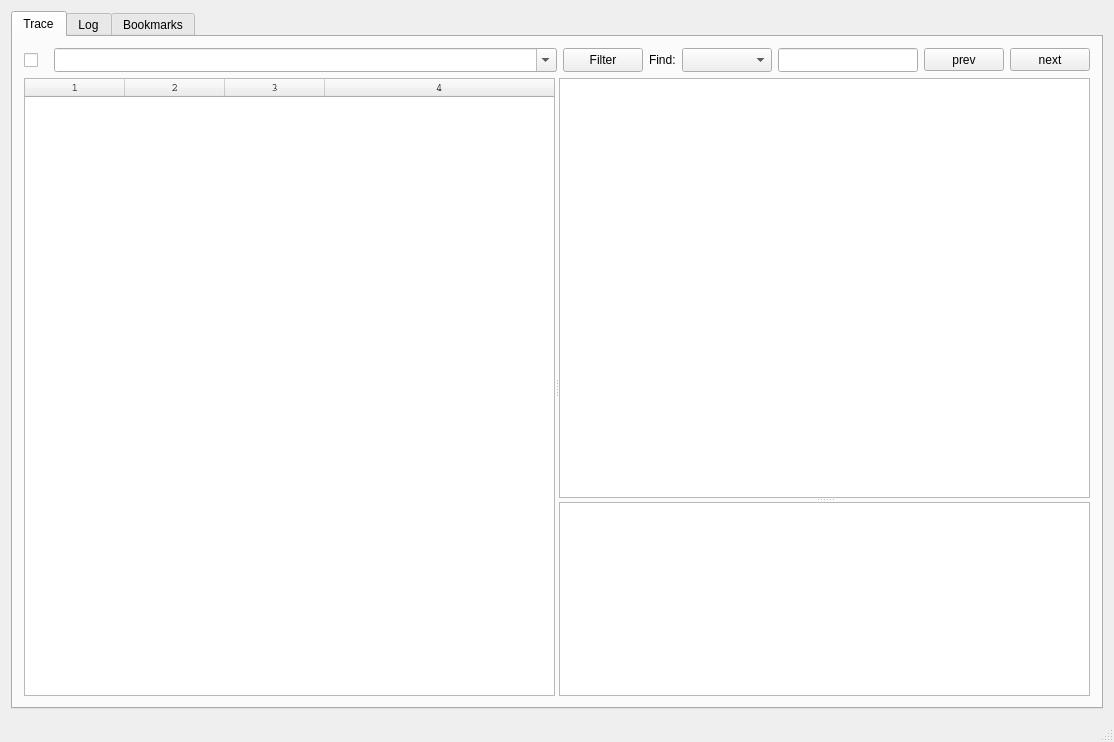
This is gui/mainwindow.ui in teemu-l/execution-trace-viewer as Qt 5 draws it before an edit. The edited form follows.
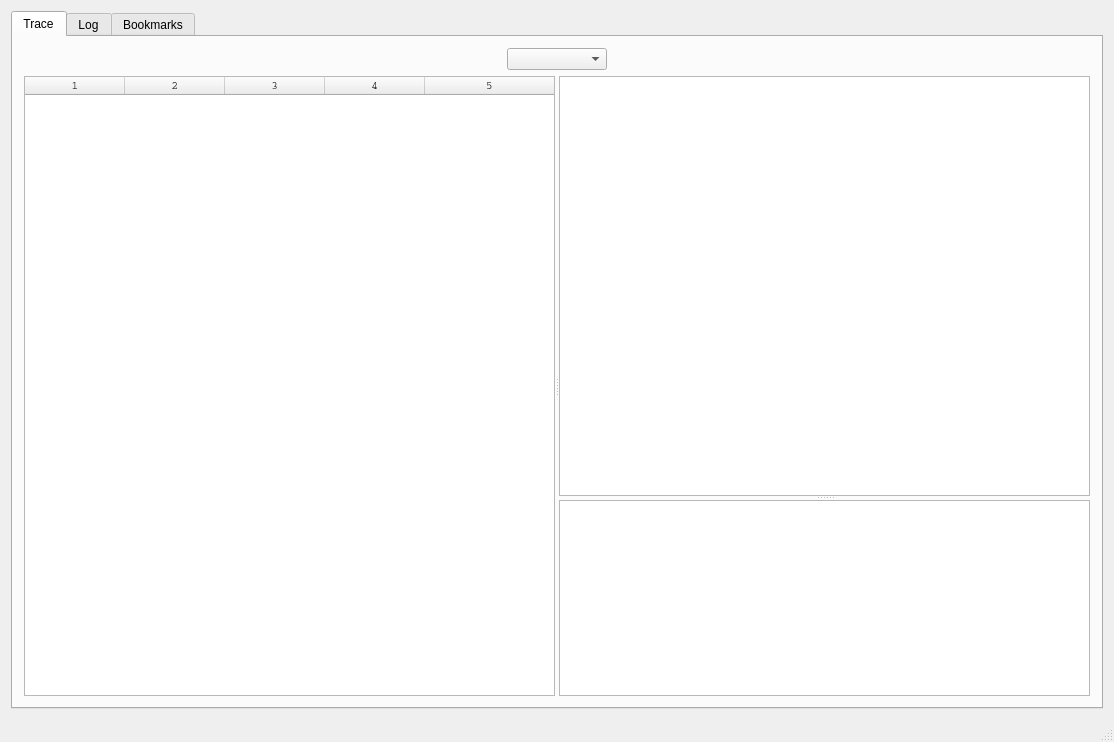
This is the edited form. Icons and pictures are not drawn. Custom widgets are drawn as their Qt base class.

Commit message: Refactor code and add trace pagination

Diff of the .ui file:
```diff
--- a/gui/mainwindow.ui
+++ b/gui/mainwindow.ui
@@ -65,12 +65,12 @@
          <enum>QLayout::SetNoConstraint</enum>
         </property>
         <item>
-         <layout class="QGridLayout" name="gridLayout">
+         <layout class="QVBoxLayout" name="verticalLayout_3">
           <property name="sizeConstraint">
            <enum>QLayout::SetMaximumSize</enum>
           </property>
-          <item row="0" column="0">
-           <layout class="QHBoxLayout" name="horizontalLayout" stretch="0,0,0,0,0,0,0,0">
+          <item>
+           <layout class="QHBoxLayout" name="horizontalLayout" stretch="0">
             <property name="spacing">
              <number>6</number>
             </property>
@@ -84,91 +84,12 @@
              <number>0</number>
             </property>
             <item>
-             <widget class="QCheckBox" name="filter_check_box">
-              <property name="enabled">
-               <bool>true</bool>
-              </property>
-              <property name="minimumSize">
-               <size>
-                <width>24</width>
-                <height>24</height>
-               </size>
-              </property>
-              <property name="toolTip">
-               <string>Click to switch between full and filtered trace</string>
-              </property>
-              <property name="text">
-               <string/>
-              </property>
-              <property name="checked">
-               <bool>false</bool>
-              </property>
-             </widget>
-            </item>
-            <item>
-             <widget class="QComboBox" name="filter_edit">
+             <widget class="QComboBox" name="select_trace_combo_box">
               <property name="sizePolicy">
-               <sizepolicy hsizetype="MinimumExpanding" vsizetype="Preferred">
+               <sizepolicy hsizetype="Minimum" vsizetype="Minimum">
                 <horstretch>0</horstretch>
                 <verstretch>0</verstretch>
                </sizepolicy>
-              </property>
-              <property name="minimumSize">
-               <size>
-                <width>200</width>
-                <height>24</height>
-               </size>
-              </property>
-              <property name="maximumSize">
-               <size>
-                <width>16777215</width>
-                <height>24</height>
-               </size>
-              </property>
-              <property name="editable">
-               <bool>true</bool>
-              </property>
-              <property name="maxVisibleItems">
-               <number>25</number>
-              </property>
-             </widget>
-            </item>
-            <item>
-             <widget class="QPushButton" name="filter_button">
-              <property name="enabled">
-               <bool>true</bool>
-              </property>
-              <property name="minimumSize">
-               <size>
-                <width>0</width>
-                <height>24</height>
-               </size>
-              </property>
-              <property name="text">
-               <string>Filter</string>
-              </property>
-             </widget>
-            </item>
-            <item>
-             <widget class="QLabel" name="find_label">
-              <property name="maximumSize">
-               <size>
-                <width>16777215</width>
-                <height>24</height>
-               </size>
-              </property>
-              <property name="text">
-               <string>Find:</string>
-              </property>
-             </widget>
-            </item>
-            <item>
-             <widget class="QComboBox" name="find_combo_box">
-              <property name="minimumSize">
-               <size>
-                <width>90</width>
-                <height>0</height>
-               </size>
               </property>
               <property name="maximumSize">
                <size>
@@ -178,68 +99,9 @@
               </property>
              </widget>
             </item>
-            <item>
-             <widget class="QLineEdit" name="search_edit">
-              <property name="sizePolicy">
-               <sizepolicy hsizetype="Expanding" vsizetype="Preferred">
-                <horstretch>0</horstretch>
-                <verstretch>0</verstretch>
-               </sizepolicy>
-              </property>
-              <property name="minimumSize">
-               <size>
-                <width>140</width>
-                <height>24</height>
-               </size>
-              </property>
-              <property name="maximumSize">
-               <size>
-                <width>80</width>
-                <height>24</height>
-               </size>
-              </property>
-              <property name="toolTip">
-               <string>Find from trace</string>
-              </property>
-             </widget>
-            </item>
-            <item>
-             <widget class="QPushButton" name="find_prev_button">
-              <property name="minimumSize">
-               <size>
-                <width>0</width>
-                <height>23</height>
-               </size>
-              </property>
-              <property name="text">
-               <string>prev</string>
-              </property>
-              <property name="icon">
-               <iconset>
-                <normaloff>find-512.png</normaloff>find-512.png</iconset>
-              </property>
-             </widget>
-            </item>
-            <item>
-             <widget class="QPushButton" name="find_next_button">
-              <property name="minimumSize">
-               <size>
-                <width>0</width>
-                <height>23</height>
-               </size>
-              </property>
-              <property name="text">
-               <string>next</string>
-              </property>
-              <property name="icon">
-               <iconset>
-                <normaloff>find-512.png</normaloff>find-512.png</iconset>
-              </property>
-             </widget>
-            </item>
            </layout>
           </item>
-          <item row="1" column="0">
+          <item>
            <widget class="QSplitter" name="splitter1">
             <property name="sizePolicy">
              <sizepolicy hsizetype="Minimum" vsizetype="MinimumExpanding">
@@ -303,7 +165,7 @@
               <number>0</number>
              </property>
              <property name="columnCount">
-              <number>4</number>
+              <number>5</number>
              </property>
              <attribute name="horizontalHeaderStretchLastSection">
               <bool>true</bool>
@@ -315,6 +177,7 @@
              <column/>
              <column/>
              <column/>
+             <column/>
             </widget>
             <widget class="QSplitter" name="splitter2">
              <property name="sizePolicy">
@@ -491,6 +354,23 @@
   <widget class="QStatusBar" name="status_bar"/>
  </widget>
  <layoutdefault spacing="6" margin="11"/>
+ <customwidgets>
+  <customwidget>
+   <class>TraceTableWidget</class>
+   <extends>QTableWidget</extends>
+   <header>gui/widgets/trace_table_widget.h</header>
+  </customwidget>
+  <customwidget>
+   <class>RegTableWidget</class>
+   <extends>QTableWidget</extends>
+   <header>gui/widgets/reg_table_widget.h</header>
+  </customwidget>
+  <customwidget>
+   <class>MemTableWidget</class>
+   <extends>QTableWidget</extends>
+   <header>gui/widgets/mem_table_widget.h</header>
+  </customwidget>
+ </customwidgets>
  <resources/>
  <connections/>
 </ui>
```
Left out of the diff: 6 changed lines with no effect on the pictures. The commit also changes 12 other files.
